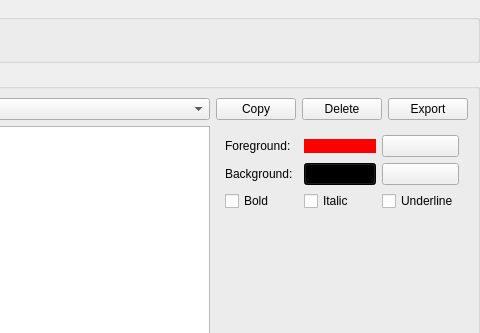
Before: the Qt Designer form src/widgets/fontcolorwidget.ui in pbek/QOwnNotes, drawn with Qt 5; both pictures show x 661 to 1141 and y 0 to 333 of the 1141 by 780 pixel window.
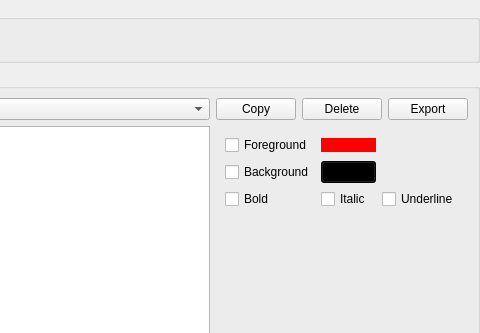
After: the same form once the commit is applied. Icons and pictures are not drawn.

```diff
--- a/src/widgets/fontcolorwidget.ui
+++ b/src/widgets/fontcolorwidget.ui
@@ -176,36 +176,17 @@
          <enum>QFrame::Raised</enum>
         </property>
         <layout class="QGridLayout" name="gridLayout_3">
-         <item row="1" column="2">
-          <widget class="QPushButton" name="backgroundColorResetButton">
-           <property name="text">
-            <string/>
-           </property>
-           <property name="icon">
-            <iconset theme="edit-clear" resource="../breeze-qownnotes.qrc">
-             <normaloff>:/icons/breeze-qownnotes/16x16/edit-clear.svg</normaloff>:/icons/breeze-qownnotes/16x16/edit-clear.svg</iconset>
-           </property>
-          </widget>
-         </item>
          <item row="0" column="2">
-          <widget class="QPushButton" name="foregroundColorResetButton">
-           <property name="text">
-            <string/>
+          <widget class="QPushButton" name="foregroundColorButton">
+           <property name="styleSheet">
+            <string notr="true">* {background: red; border: none}</string>
            </property>
-           <property name="icon">
-            <iconset theme="edit-clear" resource="../breeze-qownnotes.qrc">
-             <normaloff>:/icons/breeze-qownnotes/16x16/edit-clear.svg</normaloff>:/icons/breeze-qownnotes/16x16/edit-clear.svg</iconset>
-           </property>
-          </widget>
-         </item>
-         <item row="0" column="0">
-          <widget class="QLabel" name="label">
            <property name="text">
-            <string>Foreground:</string>
+            <string notr="true"/>
            </property>
           </widget>
          </item>
-         <item row="1" column="1">
+         <item row="1" column="2">
           <widget class="QPushButton" name="backgroundColorButton">
            <property name="styleSheet">
             <string notr="true">* {background: black}</string>
@@ -215,7 +196,7 @@
            </property>
           </widget>
          </item>
-         <item row="3" column="1">
+         <item row="3" column="2">
           <spacer name="verticalSpacer">
            <property name="orientation">
             <enum>Qt::Vertical</enum>
@@ -228,44 +209,41 @@
            </property>
           </spacer>
          </item>
-         <item row="1" column="0">
-          <widget class="QLabel" name="label_2">
-           <property name="text">
-            <string>Background:</string>
-           </property>
-          </widget>
-         </item>
-         <item row="0" column="1">
-          <widget class="QPushButton" name="foregroundColorButton">
-           <property name="styleSheet">
-            <string notr="true">* {background: red; border: none}</string>
-           </property>
-           <property name="text">
-            <string notr="true"/>
-           </property>
-          </widget>
-         </item>
-         <item row="2" column="0">
+         <item row="2" column="1">
           <widget class="QCheckBox" name="boldCheckBox">
            <property name="text">
             <string>Bold</string>
            </property>
           </widget>
          </item>
-         <item row="2" column="1">
+         <item row="2" column="2">
           <widget class="QCheckBox" name="italicCheckBox">
            <property name="text">
             <string>Italic</string>
            </property>
           </widget>
          </item>
-         <item row="2" column="2">
+         <item row="2" column="3">
           <widget class="QCheckBox" name="underlineCheckBox">
            <property name="text">
             <string>Underline</string>
            </property>
           </widget>
          </item>
+         <item row="0" column="1">
+          <widget class="QCheckBox" name="foregroundColorCheckBox">
+           <property name="text">
+            <string>Foreground</string>
+           </property>
+          </widget>
+         </item>
+         <item row="1" column="1">
+          <widget class="QCheckBox" name="backgroundColorCheckBox">
+           <property name="text">
+            <string>Background</string>
+           </property>
+          </widget>
+         </item>
         </layout>
        </widget>
       </item>
```
